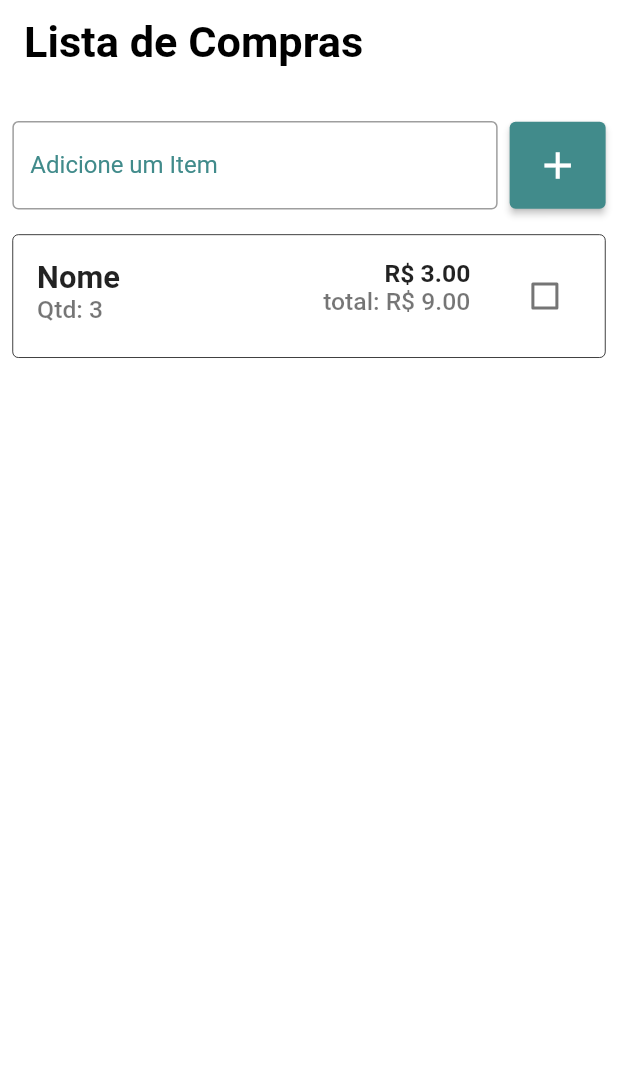
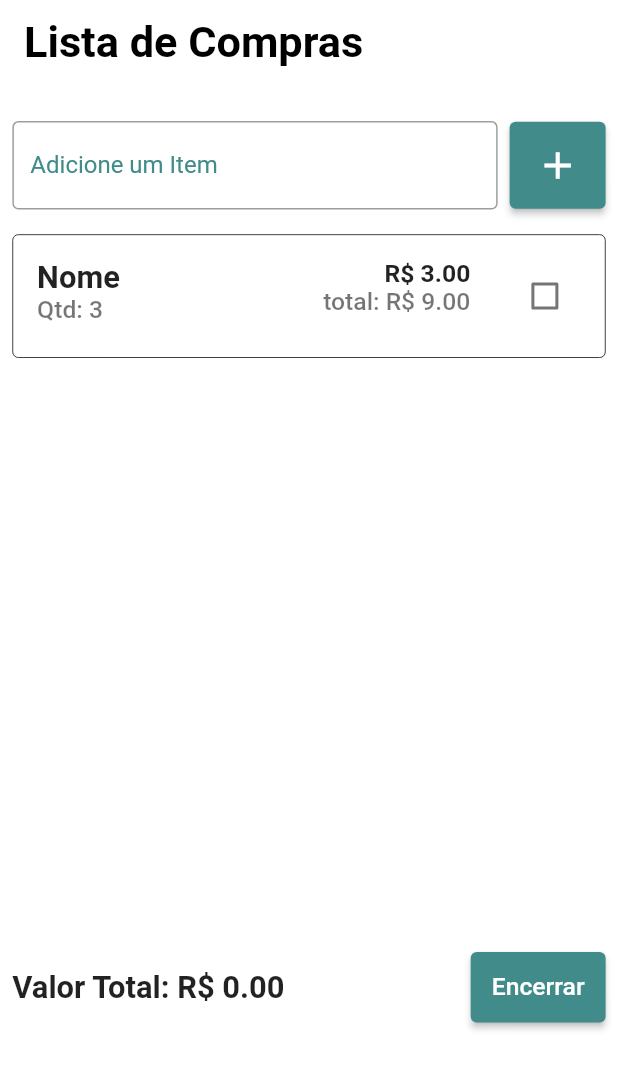
Before and after one commit to LeandroYu/resource_manager, a Flutter app: the MarketView screen opened directly, on a phone screen of 412 x 824 dp. Shown: the top 1069 px of the screen. Run offline on Flutter 3.47's test engine with Material 2 defaults, Android fonts, the phone set to English and light mode, and no system bars; drawn by our look-alikes of flutter_slidable; our stand-ins replace firebase_auth, firebase_core, font_awesome_flutter, get_it, mobx; accounts and stored records are empty; generated files the repository leaves out were written again.

Commit message:
lista de itens

```diff
--- a/lib/views/market/market_view.dart
+++ b/lib/views/market/market_view.dart
@@ -1,4 +1,5 @@
 import 'package:flutter/material.dart';
+import 'package:resource_manager/core/utils/ui_padding.dart';
 import 'package:resource_manager/views/market/widgets/market_input_button.dart';
 import 'package:resource_manager/views/market/widgets/market_list_item.dart';
 import 'package:resource_manager/views/widgets/main_app_bar.dart';
@@ -32,12 +33,40 @@ class _MarketViewState extends State<MarketView> {
             children: [
               const MarketInputButton(),
               SizedBox(
-              height: ui.getHeigth(context, height: 50),
+                height: ui.getHeigth(context, height: 60),
                 child: ListView(children: const [MarketListItem()]),
-            )
+              ),
+              Row(
+                mainAxisAlignment: MainAxisAlignment.spaceBetween,
+                children: [
+                  Text(
+                    'Valor Total: R\$ 0.00',
+                    style: TextStyle(
+                        fontSize: ui.getHeigth(context, height: 2.5),
+                        fontWeight: FontWeight.w600),
+                  ),
+                  const SizedBox(
+                    width: 8,
+                  ),
+                  ElevatedButton(
+                    onPressed: () {},
+                    style: ElevatedButton.styleFrom(
+                      primary: const Color.fromARGB(255, 65, 139, 139),
+                      padding: const EdgeInsets.all(14),
+                    ),
+                    child: Text(
+                      'Encerrar',
+                      style: TextStyle(
+                        fontSize: ui.getHeigth(context, height: 2),
+                      ),
+                    ),
+                  ),
+                ],
+              ).horizontalPadding(2, context)
             ],
           ),
         ),
-    ));
+      ),
+    );
   }
 }
```
Also changed, not shown: lib/views/market/widgets/market_list_item.dart (+4 -15 lines), lib/views/widgets/messenger.dart (+34 -0 lines). Lines whose indentation alone changed are shown as unchanged.
